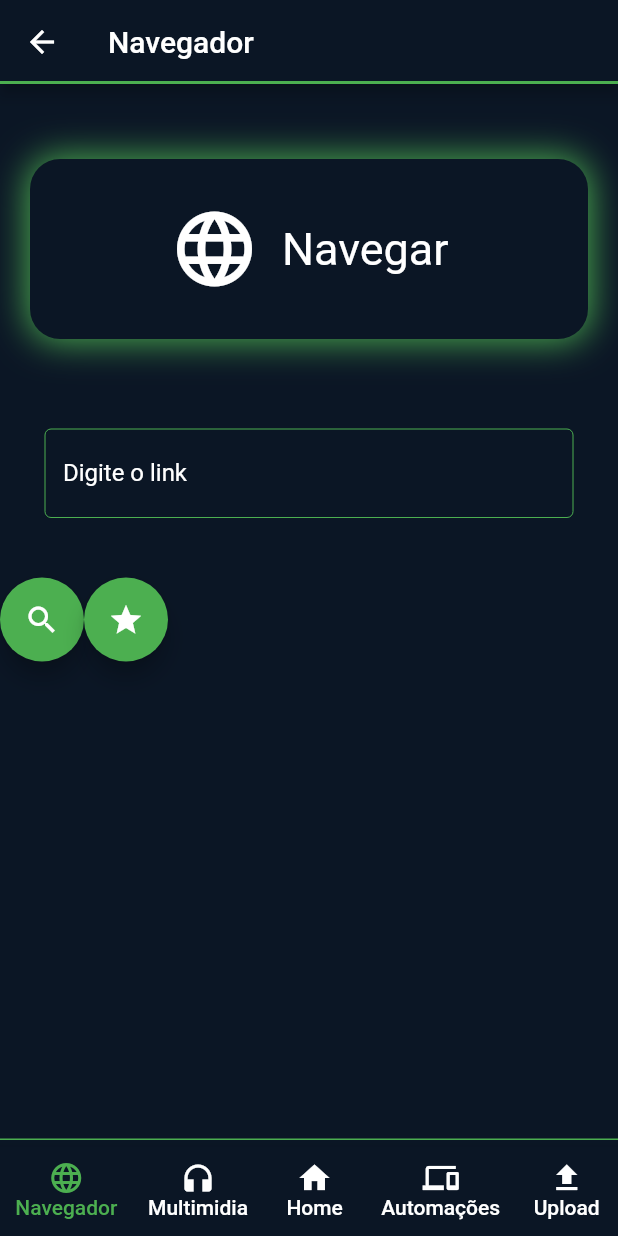
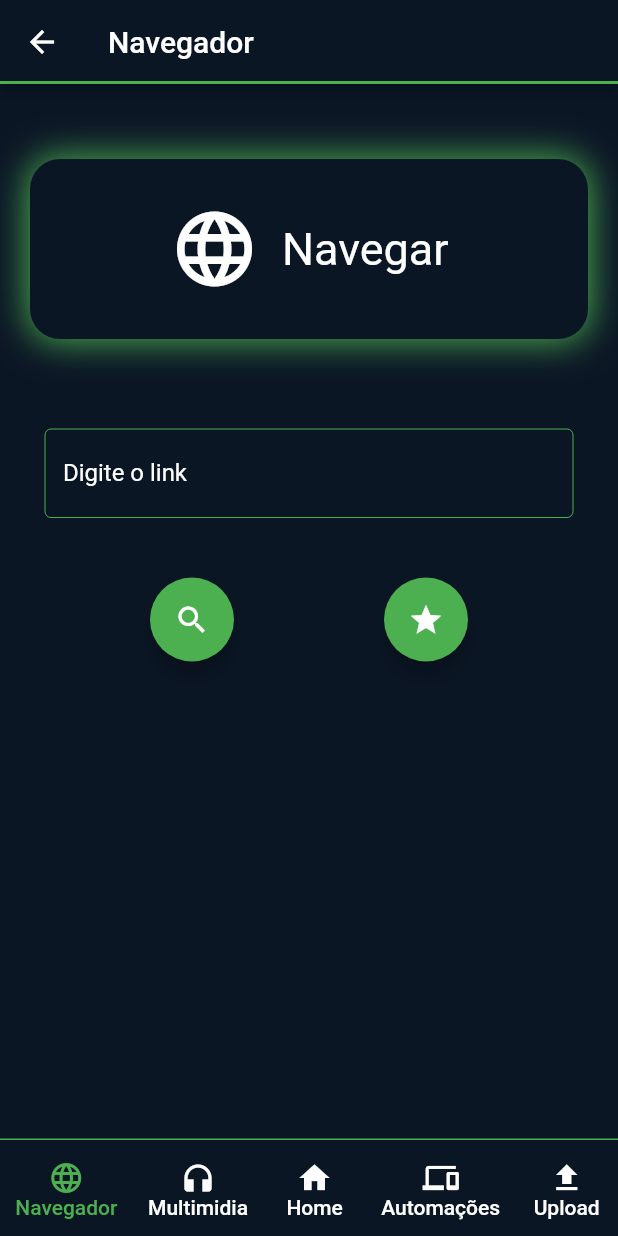
Before and after one commit to subaru3rem/Icaros, a Flutter app: the Navegador screen opened directly, on a phone screen of 412 x 824 dp. Run offline on Flutter 3.47's test engine with Material 2 defaults, Android fonts, the phone set to English and light mode, and no system bars; our stand-ins replace file_picker, shared_preferences; missing offline and left inert: flutter_barcode_scanner; accounts and stored records are empty.

Commit message:
mudar botão de favorito

```diff
--- a/app/lib/screens/navegador.dart
+++ b/app/lib/screens/navegador.dart
@@ -32,8 +32,8 @@ class Navegador_widgets extends StatefulWidget{
   _Navegador_widgets createState() => _Navegador_widgets();
 }
 class _Navegador_widgets extends State<Navegador_widgets>{
-  var _link = '';
-  var _resposta = '';
+  String _link = '';
+  String _resposta = '';
   List<Widget> _fav = [Center()];
   Map<String, String> _fav_temp = Map<String, String>();
   bool _request_state = true;
@@ -67,6 +67,7 @@ class _Navegador_widgets extends State<Navegador_widgets>{
             Container(
             margin: const EdgeInsets.only(top: 10, left: 30, right: 30, bottom: 20),
             child: TextField(
+              onSubmitted: (text)=>serve(_link),
               onChanged: (text){_link = text;},
               style: const TextStyle(color: Colors.white),
               decoration:  const InputDecoration(
@@ -83,6 +84,7 @@ class _Navegador_widgets extends State<Navegador_widgets>{
             )
             ),
             Row(
+              mainAxisAlignment: MainAxisAlignment.spaceEvenly,
               children: [
                 Container(
                   margin: const EdgeInsets.only(top:20,bottom: 20),
@@ -110,11 +112,11 @@ class _Navegador_widgets extends State<Navegador_widgets>{
       (BuildContext context){
         return Column(
           children:[
-            const Expanded(child: Center()),
+            Expanded(child: TextButton(onPressed: ()=>Navigator.pop(context), child: const Center())),
             Container(
               height: 400,
               decoration: const BoxDecoration(color: custom_colors.primary_color, borderRadius: BorderRadius.only(topLeft: Radius.circular(20),topRight: Radius.circular(20))),
-              child:Expanded(child:Column(
+              child:Column(
                 children: [
                   Container(
                     height: 80,
@@ -146,7 +148,6 @@ class _Navegador_widgets extends State<Navegador_widgets>{
                     ),
                   )
                 ],
-              )
               )
               )
           ]
@@ -353,7 +354,7 @@ class _Navegador_widgets extends State<Navegador_widgets>{
     });
     var url = Uri.http(Ips.ip,"/navegador");
     Map<String, dynamic> obj = {'link': "http://${link}"};
-    http.post(url, body:obj);
+    await http.post(url, body:obj);
 
     // ignore: use_build_context_synchronously
     Navigator.pop(context);
```
